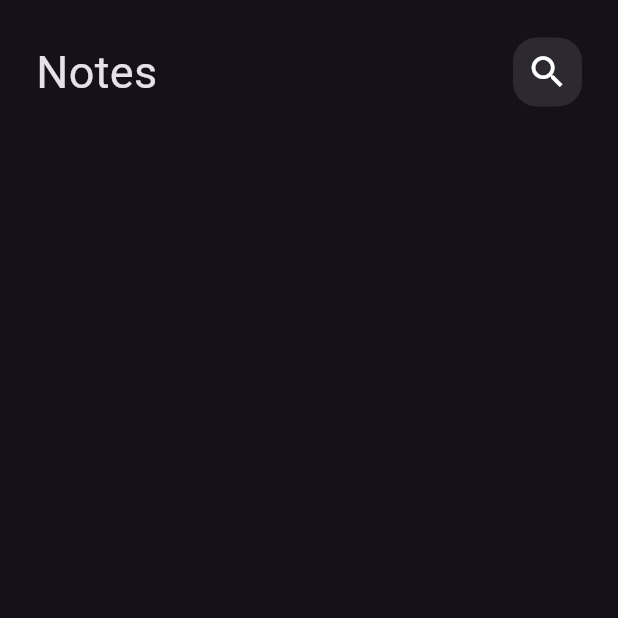
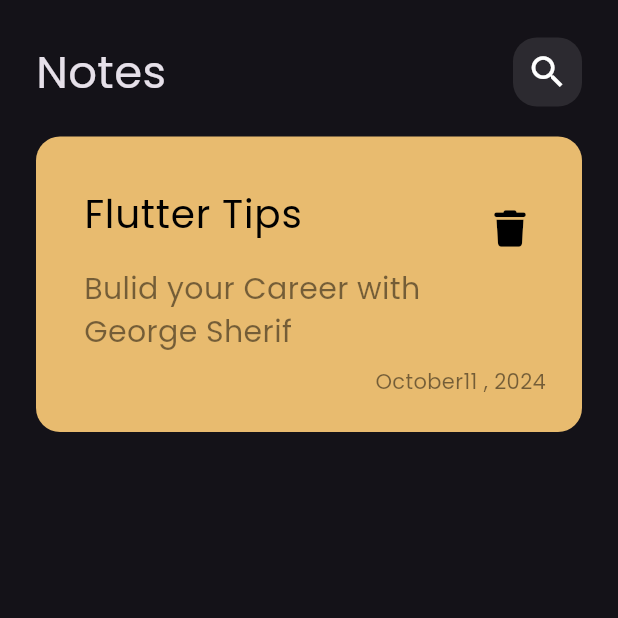
Before and after one commit to George-GS7/notes_app, a Flutter app: the screen it shows after launch, on a phone screen of 412 x 824 dp, the top half of it. Run offline on Flutter 3.47's test engine with Material 3 defaults, Android fonts, the phone set to English and light mode, and no system bars; our stand-ins replace font_awesome_flutter.

Commit message:
Create custom note item

```diff
--- a/lib/main.dart
+++ b/lib/main.dart
@@ -12,7 +12,10 @@ class NotesApp extends StatelessWidget {
   Widget build(BuildContext context) {
     return MaterialApp(
       debugShowCheckedModeBanner: false,
-      theme: ThemeData.dark(),
+      theme: ThemeData(
+        brightness: Brightness.dark,
+        fontFamily: 'Poppins',
+      ),
       home: const NotesView(),
     );
   }
--- /dev/null
+++ b/lib/views/widgets/note_item.dart
@@ -0,0 +1,55 @@
+import 'package:flutter/material.dart';
+import 'package:font_awesome_flutter/font_awesome_flutter.dart';
+
+class NoteItem extends StatelessWidget {
+  const NoteItem({super.key});
+
+  @override
+  Widget build(BuildContext context) {
+    return Container(
+      padding: const EdgeInsets.only(
+        bottom: 24,
+        left: 16,
+      ),
+      decoration: BoxDecoration(
+        color: const Color(0xffE8BB6F),
+        borderRadius: BorderRadius.circular(16),
+      ),
+      child: Column(
+        crossAxisAlignment: CrossAxisAlignment.end,
+        children: [
+          ListTile(
+              title: Padding(
+                padding: const EdgeInsets.only(top: 24, bottom: 16),
+                child: const Text(
+                  'Flutter Tips',
+                  style: TextStyle(color: Colors.black, fontSize: 26),
+                ),
+              ),
+              subtitle: Text(
+                'Bulid your Career with George Sherif',
+                style: TextStyle(
+                    color: Colors.black.withOpacity(.5), fontSize: 20),
+              ),
+              trailing: IconButton(
+                padding: EdgeInsets.only(bottom: 30),
+                onPressed: () {},
+                icon: const Icon(
+                  FontAwesomeIcons.trash,
+                  color: Colors.black,
+                  size: 24,
+                ),
+              )),
+          Padding(
+            padding: const EdgeInsets.only(right: 24),
+            child: Text(
+              'October11 , 2024',
+              style:
+                  TextStyle(color: Colors.black.withOpacity(.5), fontSize: 14),
+            ),
+          )
+        ],
+      ),
+    );
+  }
+}
--- a/lib/views/widgets/notes_view_body.dart
+++ b/lib/views/widgets/notes_view_body.dart
@@ -1,5 +1,6 @@
 import 'package:flutter/material.dart';
 import 'package:notes_app/views/widgets/custom_app_bar.dart';
+import 'package:notes_app/views/widgets/note_item.dart';
 
 class NotesViewBody extends StatelessWidget {
   const NotesViewBody({super.key});
@@ -14,6 +15,10 @@ class NotesViewBody extends StatelessWidget {
             height: 25,
           ),
           CustomAppBar(),
+          SizedBox(
+            height: 20,
+          ),
+          NoteItem(),
         ],
       ),
     );
```
Also changed, not shown: pubspec.yaml (+7 -11 lines), assets/fonts/Poppins-Regular.ttf (added), pubspec.lock.
